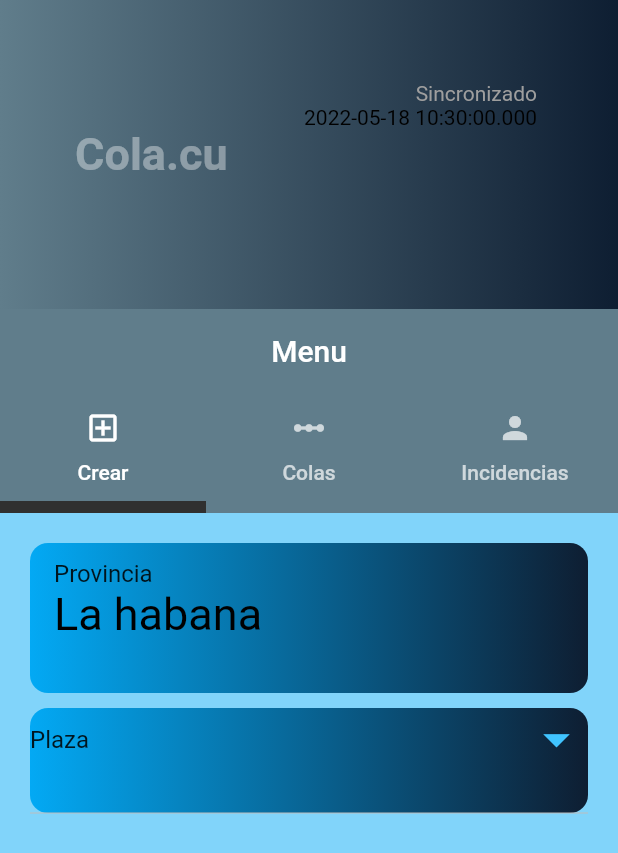
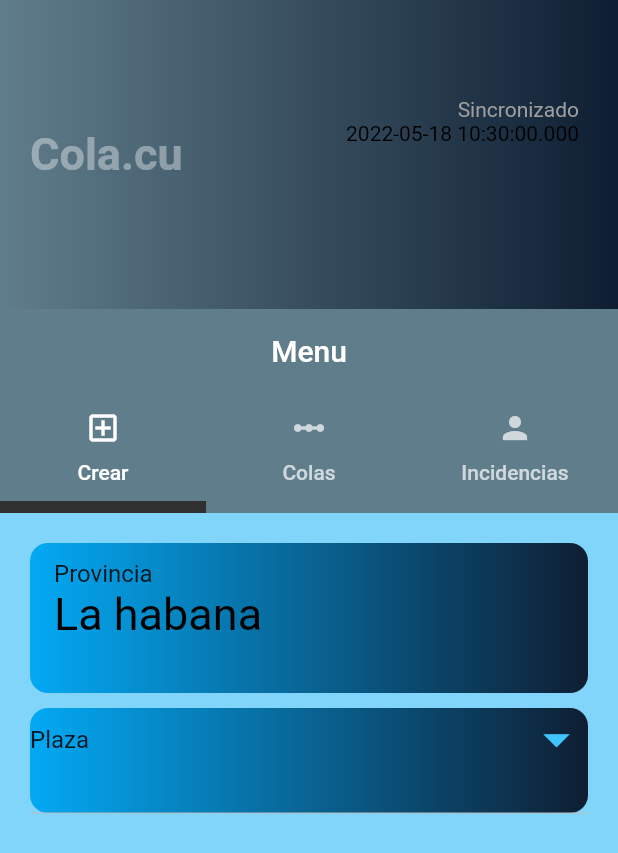
Before and after one commit to DavidZZGi/Gestion_Cola, a Flutter app: the screen it shows after launch, on a phone screen of 412 x 824 dp. Shown: the top 853 px of the screen. Run offline on Flutter 3.47's test engine with Material 2 defaults, Android fonts, the phone set to English and light mode, and no system bars.

Commit message:
arreglando el error del template

```diff
--- a/lib/view/upscreen_part.dart
+++ b/lib/view/upscreen_part.dart
@@ -24,7 +24,7 @@ class UpScreenPart extends StatelessWidget {
      ),
      width: double.infinity,
      height: double.infinity,
-      padding: EdgeInsets.all(50.0),
+      padding: EdgeInsets.all(20.0),
 
         child:
            Row(
@@ -41,7 +41,7 @@ class UpScreenPart extends StatelessWidget {
 
             Flexible(
               child: Padding(
-                padding: const EdgeInsets.all(4.0),
+                padding: const EdgeInsets.fromLTRB(6, 45, 6, 6),
                 child: Column(
                   crossAxisAlignment: CrossAxisAlignment.end,
                  children: [
```
